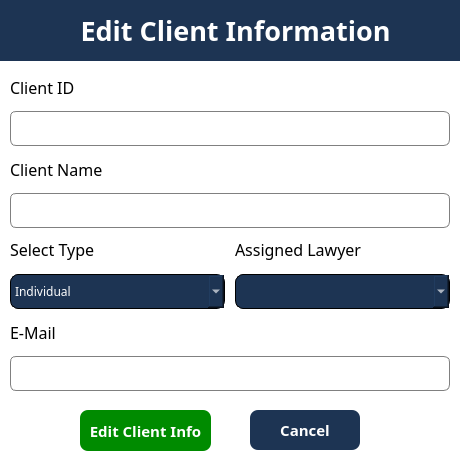
jhnabuel/Law-Information-System, file ui/editClient.ui: the form before one commit.
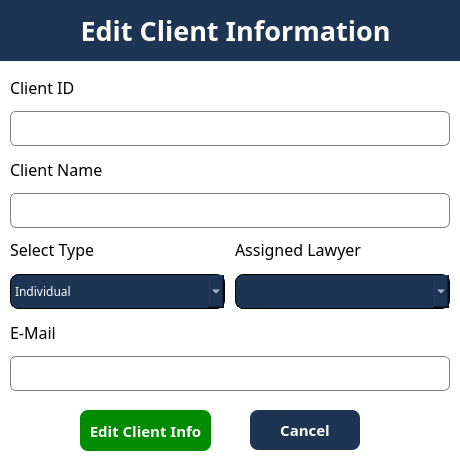
The form after the commit.

Patch:
```diff
--- a/ui/editClient.ui
+++ b/ui/editClient.ui
@@ -7,7 +7,7 @@
     <x>0</x>
     <y>0</y>
     <width>460</width>
-    <height>470</height>
+    <height>471</height>
    </rect>
   </property>
   <property name="windowTitle">
```
